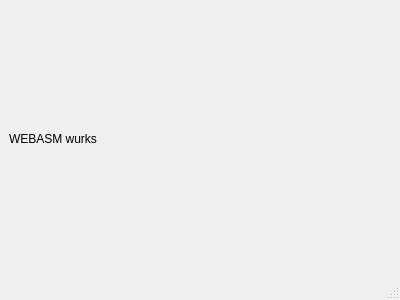
This is IDHANWebUI/src/WebUI.ui in KJNeko/IDHAN as Qt 5 draws it before an edit. The edited form follows.
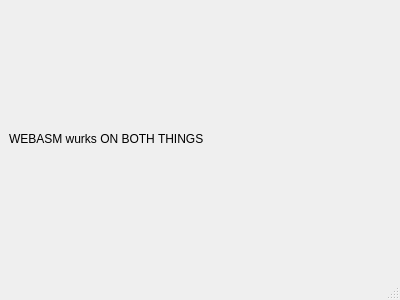
This is the edited form.

The edit to the form file:
```diff
--- a/IDHANWebUI/src/WebUI.ui
+++ b/IDHANWebUI/src/WebUI.ui
@@ -18,7 +18,7 @@
     <item>
      <widget class="QLabel" name="label">
       <property name="text">
-       <string>WEBASM wurks</string>
+          <string>WEBASM wurks ON BOTH THINGS</string>
       </property>
      </widget>
     </item>
```
